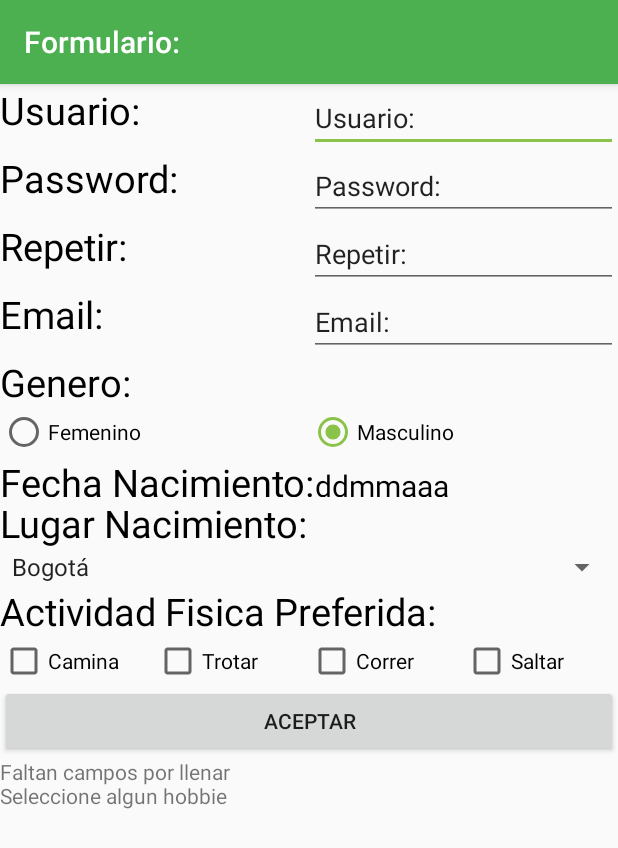
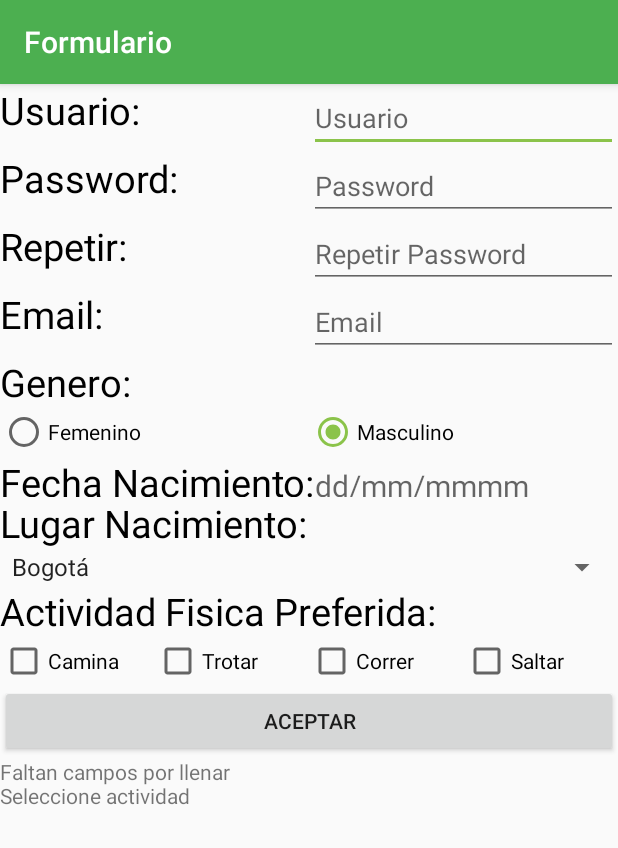
Before and after one commit to andreshurtador/Formulary, an Android app: the screen it shows after launch (MainActivity), after a tap on "ACEPTAR", on a phone screen of 412 x 824 dp. Shown: the top 848 px of the screen. Run offline under Robolectric (Android 15) with nearby library versions, the phone set to English and light mode, and no system bars.

Commit message:
Version para calificar

```diff
--- a/app/src/main/java/com/therock/formulario/MainActivity.java
+++ b/app/src/main/java/com/therock/formulario/MainActivity.java
@@ -28,7 +28,7 @@ public class MainActivity extends AppCompatActivity {
     private CheckBox cCaminar, cCorrer, cTrotar, cSaltar;
     private Button bAceptar;
     private TextView tInformacion, tFecha;
-    private String CiudadElegida, User, Password, Repetir, Email, Genero, Actividades="", Fecha;
+    private String CiudadElegida, User, Password, Repetir, Email, Genero, Actividades = "", Fecha;
     private Spinner sCiudades;
     private static final String TAG = "MainAcivity";
     private DatePickerDialog.OnDateSetListener dFecha;
@@ -53,8 +53,6 @@ public class MainActivity extends AppCompatActivity {
         tFecha = (TextView) findViewById(R.id.tFecha);
         sCiudades = (Spinner) findViewById(R.id.sCiudades);
 
-
-
         ArrayAdapter<CharSequence> adapter = ArrayAdapter.createFromResource(this,
                 R.array.ciudades, android.R.layout.simple_spinner_item);
 
@@ -66,7 +64,6 @@ public class MainActivity extends AppCompatActivity {
             public void onItemSelected(AdapterView<?> adapterView, View view, int i, long l) {
                 CiudadElegida = adapterView.getItemAtPosition(i).toString();
             }
-
             @Override
             public void onNothingSelected(AdapterView<?> adapterView) {
 
@@ -80,9 +77,7 @@ public class MainActivity extends AppCompatActivity {
                 int año = cal.get(Calendar.YEAR);
                 int mes = cal.get(Calendar.MONTH);
                 int dia = cal.get(Calendar.DAY_OF_MONTH);
-
                 DatePickerDialog dialog = new DatePickerDialog(MainActivity.this, android.R.style.Theme_Material_Dialog_Alert, dFecha, año, mes, dia);
-
                 dialog.show();
             }
         });
@@ -92,14 +87,12 @@ public class MainActivity extends AppCompatActivity {
             public void onDateSet(DatePicker datePicker, int año, int mes, int dia) {
                 mes = mes + 1;
                 Log.d(TAG, "onDateSet: mm/dd/yyy: " + mes + "/" + dia + "/" + año);
-
                 String fecha = " " + mes + "/" + dia + "/" + año;
                 tFecha.setText(fecha);
             }
         };
+    }
 
-
-    }
 
     public void Aceptar(View view) {
         User = eUser.getText().toString();
@@ -110,16 +103,16 @@ public class MainActivity extends AppCompatActivity {
         Actividades = "";
 
         if (cCorrer.isChecked()) {
-            Actividades += "Gaming ";
+            Actividades += "Correr ";
         }
         if (cCaminar.isChecked()) {
-            Actividades += "Dormir ";
+            Actividades += "Caminar ";
         }
         if (cTrotar.isChecked()) {
-            Actividades += "Comer ";
+            Actividades += "Trotar ";
         }
         if (cSaltar.isChecked()) {
-            Actividades += "Leer ";
+            Actividades += "Saltar ";
         }
 
         if (rMasculino.isChecked()) {
@@ -128,13 +121,10 @@ public class MainActivity extends AppCompatActivity {
             Genero = "Femenino";
         }
 
-        if (!TextUtils.isEmpty(User) && !TextUtils.isEmpty(Password)&&
+        if (!TextUtils.isEmpty(User) && !TextUtils.isEmpty(Password) &&
                 !TextUtils.isEmpty(Repetir) && !TextUtils.isEmpty(Email) &&
                 !TextUtils.isEmpty(Fecha) && !TextUtils.isEmpty(CiudadElegida) && !TextUtils.isEmpty(Actividades) && !TextUtils.isEmpty(Genero)) {
-
             if (Password.equals(Repetir)) {
-
-
                 tInformacion.setText("Usuario: " + User + " \nPassword: " + Password + " \nE-mail: " + Email + " \nFecha de nacimiento : " + Fecha +
                         " \nSexo: " + Genero + " \nActividad(es): " + Actividades + " \nCiudad: " + CiudadElegida);
             } else {
@@ -142,26 +132,27 @@ public class MainActivity extends AppCompatActivity {
                 ePassword.setText("");
                 eRepetir.setText("");
                 ePassword.setError("Digite nuevamente");
-
             }
-
+        } else {
+            tInformacion.setText("Faltan campos por llenar");
+            if (TextUtils.isEmpty(User)) {
+                tInformacion.setText("Faltan campos por llenar" + "\nSeleccione actividad");
+            }
+            if (TextUtils.isEmpty(Password)) {
+                tInformacion.setText("Faltan campos por llenar" + "\nSeleccione actividad");
+            }
+            if (TextUtils.isEmpty(Repetir)) {
+                tInformacion.setText("Faltan campos por llenar" + "\nSeleccione actividad");
+            }
+            if (TextUtils.isEmpty(Email)) {
+                tInformacion.setText("Faltan campos por llenar" + "\nSeleccione actividad");
+            }
+            if (TextUtils.isEmpty(Fecha)) {
+                tInformacion.setText("Faltan campos por llenar" + "\nSeleccione actividad");
+            }
+            if (TextUtils.isEmpty(Actividades)) {
+                tInformacion.setText("Faltan campos por llenar" + "\nSeleccione actividad");
+            }
         }
-
-        else {tInformacion.setText("Faltan campos por llenar");
-
-            if(TextUtils.isEmpty(User)){tInformacion.setText("Faltan campos por llenar" + "\nSeleccione algun hobbie");}
-            if(TextUtils.isEmpty(Password)){tInformacion.setText("Faltan campos por llenar" + "\nSeleccione algun hobbie");}
-            if(TextUtils.isEmpty(Repetir)){tInformacion.setText("Faltan campos por llenar" + "\nSeleccione algun hobbie");}
-            if(TextUtils.isEmpty(Email)){tInformacion.setText("Faltan campos por llenar" + "\nSeleccione algun hobbie");}
-            if(TextUtils.isEmpty(Fecha)){tInformacion.setText("Faltan campos por llenar" + "\nSeleccione algun hobbie");}
-            if(TextUtils.isEmpty(Actividades)){tInformacion.setText("Faltan campos por llenar" + "\nSeleccione algun hobbie");}
-
-        }
-
-
-
-
-
     }
-
 }
--- a/app/src/main/res/layout/activity_main.xml
+++ b/app/src/main/res/layout/activity_main.xml
@@ -34,7 +34,9 @@
                     android:layout_width="0dp"
                     android:layout_height="match_parent"
                     android:layout_weight="1"
-                    android:text="@string/user" />
+                    android:inputType="textPersonName"
+                    android:hint="Usuario"
+                    android:onClick="CleanUser"/>
             </LinearLayout>
 
             <LinearLayout
@@ -57,7 +59,9 @@
                     android:layout_width="0dp"
                     android:layout_height="match_parent"
                     android:layout_weight="1"
-                    android:text="@string/password" />
+                    android:hint="Password"
+                    android:inputType="textPassword"
+                    android:onClick="CleanPass"/>
             </LinearLayout>
 
             <LinearLayout
@@ -79,7 +83,8 @@
                     android:layout_width="0dp"
                     android:layout_height="match_parent"
                     android:layout_weight="1"
-                    android:text="@string/repetirpassword" />
+                    android:hint="Repetir Password"
+                    android:inputType="textPassword"/>
             </LinearLayout>
 
             <LinearLayout
@@ -101,7 +106,9 @@
                     android:layout_width="0dp"
                     android:layout_height="match_parent"
                     android:layout_weight="1"
-                    android:text="@string/correo" />
+                    android:hint="Email"
+                    android:inputType="textEmailAddress"
+                    android:onClick="CleanEmail"/>
             </LinearLayout>
 
             <LinearLayout
@@ -162,7 +169,7 @@
                     android:id="@+id/tFecha"
                     android:layout_width="match_parent"
                     android:layout_height="wrap_content"
-                    android:text="@string/ddmmaaaa"
+                    android:hint="dd/mm/mmmm"
                     android:textColor="@color/black"
                     android:textSize="20sp" />
             </LinearLayout>
--- a/app/src/main/res/values/strings.xml
+++ b/app/src/main/res/values/strings.xml
@@ -1,5 +1,5 @@
 <resources>
-    <string name="app_name">Formulario:</string>
+    <string name="app_name">Formulario</string>
     <string name="user">Usuario:</string>
     <string name="password">Password:</string>
     <string name="repetirpassword">Repetir:</string>
@@ -16,7 +16,6 @@
     <string name="caminar">Camina</string>
     <string name="actividad">Actividad Fisica Preferida:</string>
     <string name="genero">Genero:</string>
-    <string name="ddmmaaaa">ddmmaaa</string>
 
     <string-array name="ciudades">
         <item>Bogotá</item>
```
